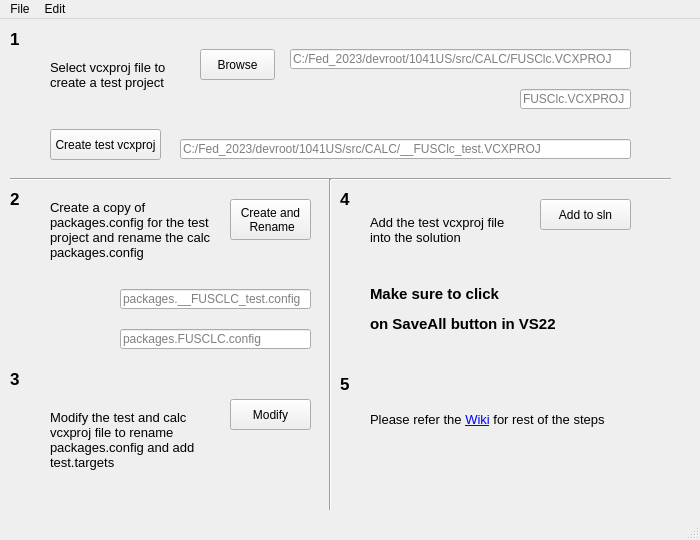
PatelVishalTR/UnitTestHelper, file Main.ui: the form before one commit.
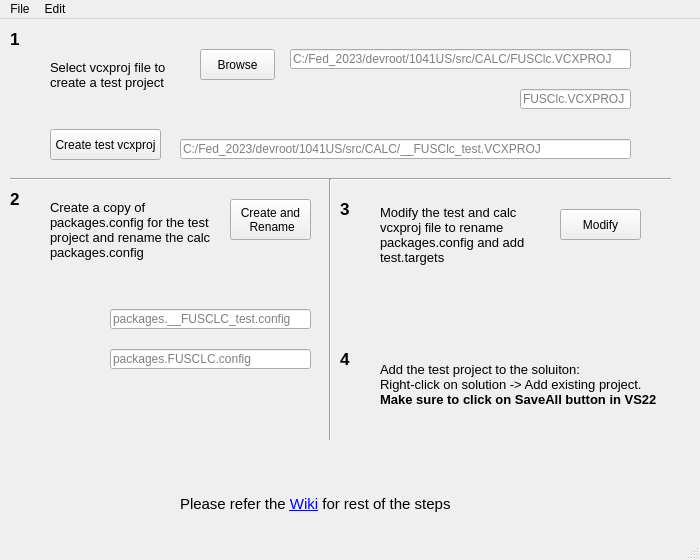
The form after the commit.

Commit message: Removed Add to sln

The edit to the form file:
```diff
--- a/Main.ui
+++ b/Main.ui
@@ -10,7 +10,7 @@
     <x>0</x>
     <y>0</y>
     <width>700</width>
-    <height>540</height>
+    <height>560</height>
    </rect>
   </property>
   <property name="sizePolicy">
@@ -22,13 +22,13 @@
   <property name="minimumSize">
    <size>
     <width>700</width>
-    <height>540</height>
+    <height>560</height>
    </size>
   </property>
   <property name="maximumSize">
    <size>
     <width>700</width>
-    <height>540</height>
+    <height>560</height>
    </size>
   </property>
   <property name="windowTitle">
@@ -149,10 +149,10 @@
    <widget class="QLabel" name="label_2">
     <property name="geometry">
      <rect>
-      <x>50</x>
-      <y>360</y>
+      <x>380</x>
+      <y>170</y>
       <width>171</width>
-      <height>121</height>
+      <height>91</height>
      </rect>
     </property>
     <property name="font">
@@ -170,8 +170,8 @@
    <widget class="QPushButton" name="pb_ModifyVcxprojFile">
     <property name="geometry">
      <rect>
-      <x>230</x>
-      <y>380</y>
+      <x>560</x>
+      <y>190</y>
       <width>81</width>
       <height>31</height>
      </rect>
@@ -223,8 +223,8 @@
    <widget class="QLabel" name="label_5">
     <property name="geometry">
      <rect>
-      <x>10</x>
-      <y>350</y>
+      <x>340</x>
+      <y>180</y>
       <width>21</width>
       <height>21</height>
      </rect>
@@ -240,76 +240,25 @@
      <string>&lt;b&gt;3&lt;/b&gt;</string>
     </property>
    </widget>
-   <widget class="QLabel" name="label_6">
-    <property name="geometry">
-     <rect>
-      <x>370</x>
-      <y>170</y>
-      <width>141</width>
-      <height>81</height>
-     </rect>
-    </property>
-    <property name="font">
-     <font>
-      <pointsize>10</pointsize>
-     </font>
-    </property>
-    <property name="text">
-     <string>Add the test vcxproj file into the solution</string>
-    </property>
-    <property name="wordWrap">
-     <bool>true</bool>
-    </property>
-   </widget>
-   <widget class="QPushButton" name="pb_AddtoSln">
-    <property name="geometry">
-     <rect>
-      <x>540</x>
-      <y>180</y>
-      <width>91</width>
-      <height>31</height>
-     </rect>
-    </property>
-    <property name="text">
-     <string>Add to sln</string>
-    </property>
-   </widget>
-   <widget class="QLabel" name="label_7">
-    <property name="geometry">
-     <rect>
-      <x>340</x>
-      <y>350</y>
-      <width>21</width>
-      <height>31</height>
-     </rect>
-    </property>
-    <property name="font">
-     <font>
-      <pointsize>13</pointsize>
-      <weight>75</weight>
-      <bold>true</bold>
-     </font>
-    </property>
-    <property name="text">
-     <string>&lt;b&gt;5&lt;/b&gt;</string>
-    </property>
-   </widget>
    <widget class="QLabel" name="label_8">
     <property name="geometry">
      <rect>
-      <x>370</x>
-      <y>260</y>
-      <width>251</width>
-      <height>61</height>
+      <x>380</x>
+      <y>320</y>
+      <width>281</width>
+      <height>91</height>
      </rect>
     </property>
     <property name="font">
      <font>
-      <pointsize>11</pointsize>
+      <pointsize>10</pointsize>
      </font>
     </property>
     <property name="text">
-     <string>&lt;html&gt;&lt;head/&gt;&lt;body&gt;&lt;p&gt;&lt;span style=&quot; font-weight:600;&quot;&gt;Make sure to click&lt;/span&gt;&lt;/p&gt;&lt;p&gt;&lt;span style=&quot; font-weight:600;&quot;&gt;on SaveAll button in VS22&lt;/span&gt;&lt;/p&gt;&lt;/body&gt;&lt;/html&gt;</string>
+     <string>&lt;html&gt;&lt;head/&gt;&lt;body&gt;&lt;p&gt;Add the test project to the soluiton:&lt;br/&gt;Right-click on solution -&amp;gt; Add existing project.&lt;br/&gt;&lt;span style=&quot; font-weight:600;&quot;&gt;Make sure to click on SaveAll button in VS22&lt;/span&gt;&lt;/p&gt;&lt;/body&gt;&lt;/html&gt;</string>
+    </property>
+    <property name="wordWrap">
+     <bool>true</bool>
     </property>
    </widget>
    <widget class="Line" name="line_3">
@@ -318,7 +267,7 @@
       <x>320</x>
       <y>160</y>
       <width>20</width>
-      <height>331</height>
+      <height>261</height>
      </rect>
     </property>
     <property name="orientation">
@@ -363,9 +312,9 @@
    <widget class="QLineEdit" name="le_TestPackagesConfigFileName">
     <property name="geometry">
      <rect>
-      <x>120</x>
-      <y>270</y>
-      <width>191</width>
+      <x>110</x>
+      <y>290</y>
+      <width>201</width>
       <height>20</height>
      </rect>
     </property>
@@ -376,32 +325,12 @@
      <string>packages.__FUSCLC_test.config</string>
     </property>
    </widget>
-   <widget class="QLabel" name="label_10">
-    <property name="geometry">
-     <rect>
-      <x>340</x>
-      <y>170</y>
-      <width>21</width>
-      <height>21</height>
-     </rect>
-    </property>
-    <property name="font">
-     <font>
-      <pointsize>13</pointsize>
-      <weight>75</weight>
-      <bold>true</bold>
-     </font>
-    </property>
-    <property name="text">
-     <string>&lt;b&gt;4&lt;/b&gt;</string>
-    </property>
-   </widget>
    <widget class="QLineEdit" name="le_CalcPackagesConfigFileName">
     <property name="geometry">
      <rect>
-      <x>120</x>
-      <y>310</y>
-      <width>191</width>
+      <x>110</x>
+      <y>330</y>
+      <width>201</width>
       <height>20</height>
      </rect>
     </property>
@@ -415,15 +344,15 @@
    <widget class="QLabel" name="label_13">
     <property name="geometry">
      <rect>
-      <x>370</x>
-      <y>370</y>
-      <width>251</width>
-      <height>61</height>
+      <x>180</x>
+      <y>460</y>
+      <width>361</width>
+      <height>51</height>
      </rect>
     </property>
     <property name="font">
      <font>
-      <pointsize>10</pointsize>
+      <pointsize>11</pointsize>
      </font>
     </property>
     <property name="text">
@@ -436,6 +365,26 @@
      <bool>true</bool>
     </property>
    </widget>
+   <widget class="QLabel" name="label_6">
+    <property name="geometry">
+     <rect>
+      <x>340</x>
+      <y>330</y>
+      <width>21</width>
+      <height>21</height>
+     </rect>
+    </property>
+    <property name="font">
+     <font>
+      <pointsize>13</pointsize>
+      <weight>75</weight>
+      <bold>true</bold>
+     </font>
+    </property>
+    <property name="text">
+     <string>&lt;b&gt;4&lt;/b&gt;</string>
+    </property>
+   </widget>
   </widget>
   <widget class="QMenuBar" name="menubar">
    <property name="geometry">
```
The commit also changes 1 other file.
